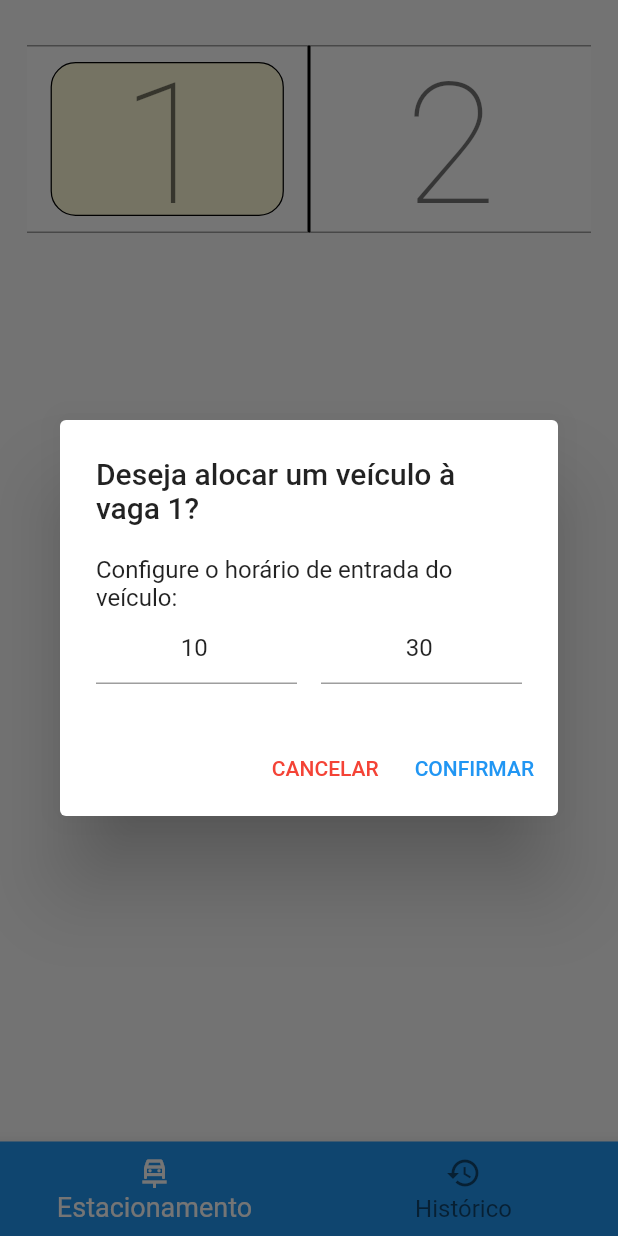
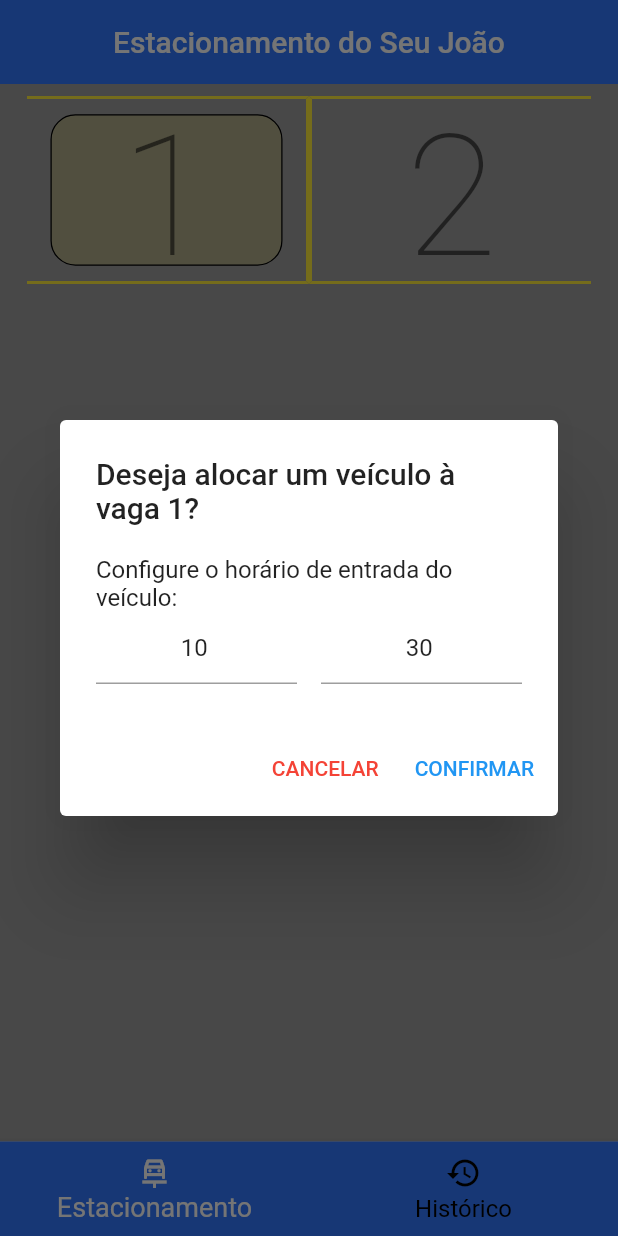
Before and after one commit to MarcoAFC/estacionamento_joao, a Flutter app: the screen it shows after launch, after a tap on an icon or button, on a phone screen of 412 x 824 dp. Run offline on Flutter 3.47's test engine with Material 2 defaults, Android fonts, the phone set to English and light mode, and no system bars; our stand-ins replace flutter_mobx, flutter_modular, flutter_svg, mobx, sqflite; accounts and stored records are empty; generated files the repository leaves out were written again.

Commit message:
Alterar esquema de cores e usar slivers

```diff
--- a/lib/app/modules/history/history_page.dart
+++ b/lib/app/modules/history/history_page.dart
@@ -16,6 +16,7 @@ class _HistoryPageState extends ModularState<HistoryPage, HistoryStore> {
   @override
   Widget build(BuildContext context) {
     return Container(
+      padding: const EdgeInsets.only(right: 18.0, left: 18.0, top: 38.0, bottom: 8.0),
       child: SingleChildScrollView(
         physics: ScrollPhysics(),
         child: Column(
--- a/lib/app/modules/history/widgets/history_header.dart
+++ b/lib/app/modules/history/widgets/history_header.dart
@@ -14,7 +14,7 @@ class HistoryHeader extends StatelessWidget {
       child: Align(
         alignment: Alignment.centerRight,
         child: Container(
-          padding: EdgeInsets.only(right: 10),
+          padding: EdgeInsets.only(right: 10, bottom: 8.0),
           child: Text(
             "Vaga",
             style: TextStyle(
--- a/lib/app/modules/home/home_page.dart
+++ b/lib/app/modules/home/home_page.dart
@@ -27,7 +27,7 @@ class _HomePageState extends ModularState<HomePage, HomeStore> {
       bottomNavigationBar: Observer(
         builder: (_) {
           return BottomNavigationBar(
-            backgroundColor: Colors.blue,
+            backgroundColor: Color(0xFF3278ff),
             fixedColor: Colors.white,
             currentIndex: controller.index,
             items: [
@@ -40,13 +40,12 @@ class _HomePageState extends ModularState<HomePage, HomeStore> {
             onTap: controller.setIndex,
             selectedFontSize: 18,
             unselectedFontSize: 16,
+            unselectedItemColor: Colors.black
           );
         }
       ),
-      body: Padding(
-        padding: const EdgeInsets.only(right: 18.0, left: 18.0, top: 30.0, bottom: 8.0),
-        child: RouterOutlet()
-      )
+      body: RouterOutlet()
+
     );
   }
 }
--- a/lib/app/modules/parking/parking_page.dart
+++ b/lib/app/modules/parking/parking_page.dart
@@ -1,3 +1,4 @@
+import 'package:estacionamento_joao/app/core/consts/project_consts.dart';
 import 'package:estacionamento_joao/app/core/models/vehicle_entry_model.dart';
 import 'package:flutter/material.dart';
 import 'package:flutter_mobx/flutter_mobx.dart';
@@ -21,19 +22,43 @@ class _ParkingPageState extends ModularState<ParkingPage, ParkingStore> {
   Widget build(BuildContext context) {
     return Observer(
       builder: (_) {
-          return GridView.count(
-            childAspectRatio: 1.5,
+        return Container(
+          color: Colors.grey,
+          child: CustomScrollView(
+            slivers: [
+              SliverAppBar(
+                title: Text(
+                  "Estacionamento do Seu João",
+                ),
+                centerTitle: true,
+                backgroundColor: Color(0xFF3278ff),
+                floating: true,
+              ),
+              SliverPadding(
+                padding: const EdgeInsets.only(right: 18.0, left: 18.0, top: 8.0, bottom: 8.0),
+                sliver: SliverGrid(
+                  gridDelegate: SliverGridDelegateWithFixedCrossAxisCount(
                     crossAxisCount: 2,
-            shrinkWrap: true,
-            children: buildParkingSlots(controller.parkingSlots.toList()),
+                    childAspectRatio: 1.5
+                  ),
+                  delegate: SliverChildBuilderDelegate(
+                    (context, index){
+                      return buildParkingSlots(controller.parkingSlots[index]);
+                    },
+                    childCount: controller.parkingSlots.length
+                  ),
+
+                ),
+              )
+            ],
+          ),
         );
       }
     );
   }
 
-  List<Widget> buildParkingSlots(List<VehicleEntryModel> parkingSlots) {
-    var children = parkingSlots
-        .map((slot) => ParkingSlot(
+  Widget buildParkingSlots(VehicleEntryModel slot) {
+    return ParkingSlot(
       model: slot,
       reversed: slot.slotId%2 == 1,
       onTap: () async {
@@ -45,9 +70,7 @@ class _ParkingPageState extends ModularState<ParkingPage, ParkingStore> {
         }
         controller.setSlotHandledState(slot.slotId, false);
       },
-        ))
-        .toList();
-    return children;
+    );
   }
 
   Future<void> handleActiveSlot(BuildContext context, VehicleEntryModel slot) async {
--- a/lib/app/modules/parking/widgets/parking_slot.dart
+++ b/lib/app/modules/parking/widgets/parking_slot.dart
@@ -19,12 +19,11 @@ class ParkingSlot extends StatelessWidget {
         height: 100,
         decoration: BoxDecoration(
           border: Border(
-            right: reversed? BorderSide.none :BorderSide(color: Colors.black),
-            bottom: BorderSide(color: Colors.grey),
-            top: BorderSide(color: Colors.grey),
-            left: reversed? BorderSide(color: Colors.black):BorderSide.none,
-          ),
-          color: getBackgroundColor()
+            right: reversed? BorderSide.none :BorderSide(color: Colors.yellow, width: 2.0),
+            bottom: BorderSide(color: Colors.yellow, width: 2.0),
+            top: BorderSide(color: Colors.yellow, width: 2.0),
+            left: reversed? BorderSide(color: Colors.yellow, width: 2.0):BorderSide.none,
+          )
         ),
         child: Stack(
           children: [
@@ -33,11 +32,23 @@ class ParkingSlot extends StatelessWidget {
             if(model.active)
               Transform.scale(
                 scale: 0.9,
-                child: RotatedBox(
+                child: Container(
+                      decoration: BoxDecoration(
+                        boxShadow: [
+                          BoxShadow(
+                            color: Colors.grey.shade800.withOpacity(0.5),
+                            spreadRadius: 0,
+                            blurRadius: 25,
+                            offset: Offset(0, 5), // changes position of shadow
+                          ),
+                        ],
+                      ),
+                      child:RotatedBox(
                         quarterTurns: reversed? 2: 0,
                         child:
                           SvgPicture.asset(
                               Images.carSvg,
+                            ),
                           ),
                       ),
               ),
@@ -65,12 +76,4 @@ class ParkingSlot extends StatelessWidget {
     );
   }
 
-  Color getBackgroundColor(){
-    if(model.active){
-      return Colors.grey.shade300;
 }
-    else{
-      return Colors.white;
-    }
-  }
-}
```
Lines whose indentation alone changed are shown as unchanged.
